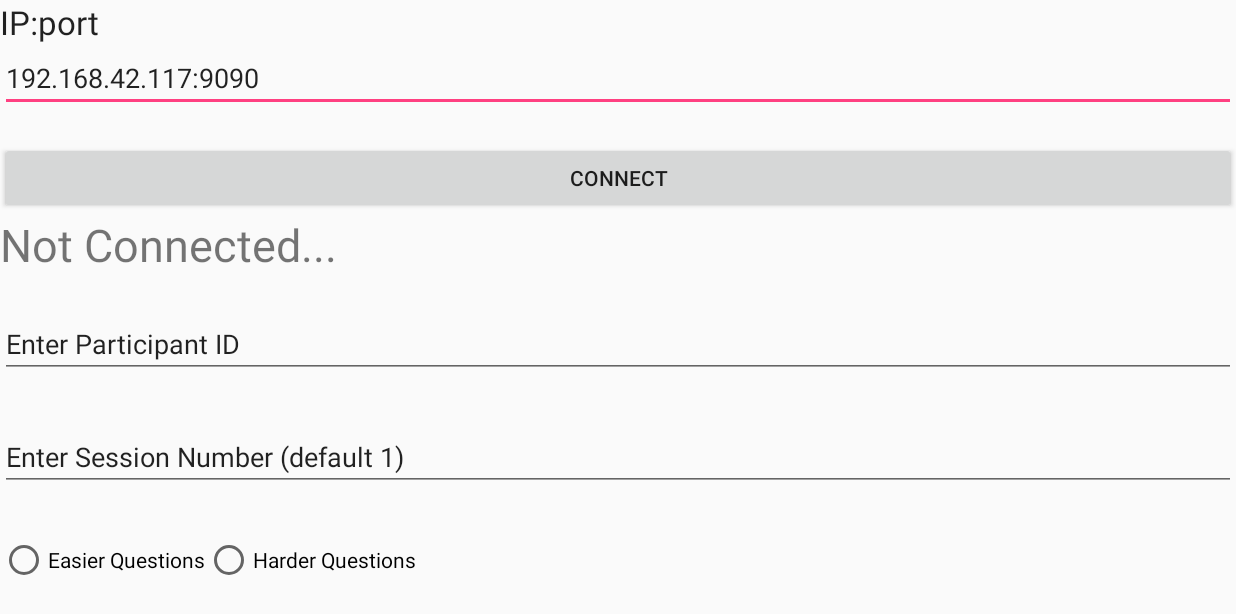
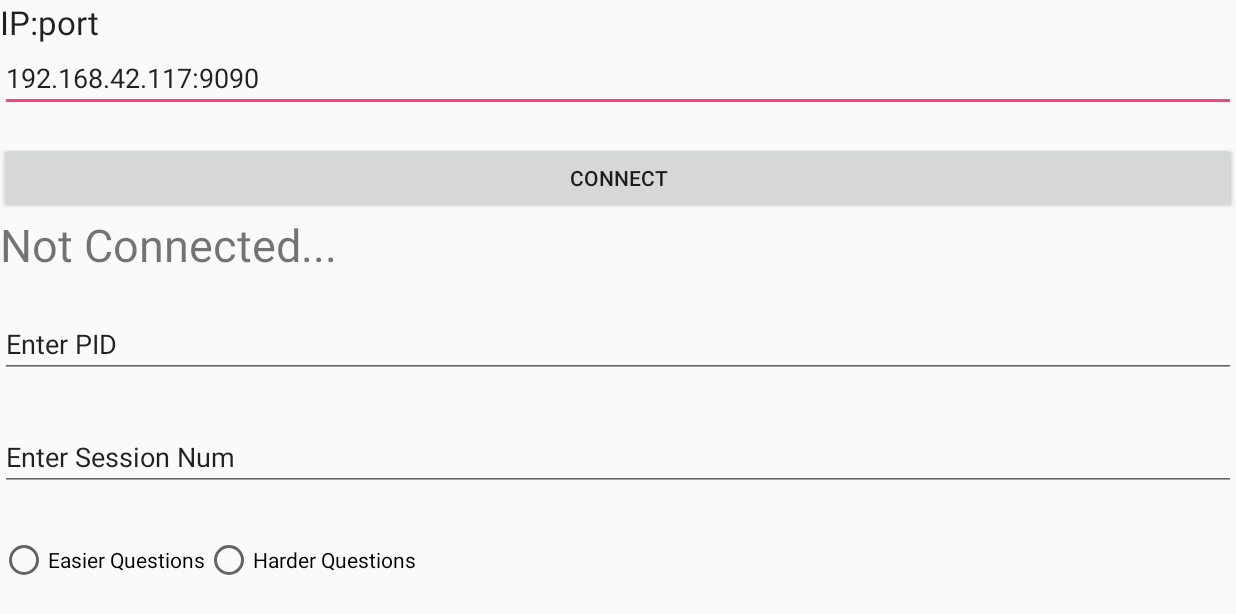
Before and after one commit to ScazLab/nao_tutoring_behavior_tablet_app_with_gradle, an Android app: the screen it shows after launch (MainActivity), on a phone screen of 824 x 412 dp (held sideways). Shown: the top 614 px of the screen. Run offline under Robolectric (Android 15) with nearby library versions, the phone set to English and light mode, and no system bars.

Commit message:
fixed options on start screen to make it easier to start session and to clear space for additional start variables we may want to specify when loading a session

```diff
--- a/app/src/main/res/layout/start_screen.xml
+++ b/app/src/main/res/layout/start_screen.xml
@@ -52,7 +52,7 @@
         android:id="@+id/ParticipantID"
         android:layout_row="3"
         android:layout_column="1"
-        android:text="Enter Participant ID"
+        android:text="Enter PID"
         android:layout_marginBottom="30dp" />
 
     <EditText
@@ -61,15 +61,15 @@
         android:inputType="number"
         android:ems="10"
         android:id="@+id/SessionNumber"
-        android:layout_row="3"
+        android:layout_row="4"
         android:layout_column="1"
-        android:text="Enter Session Number (default 1)"
+        android:text="Enter Session Num"
         android:layout_marginBottom="30dp" />
 
     <RadioGroup
         android:layout_width="562dp"
-        android:layout_height="128dp"
-        android:layout_row="4"
+        android:layout_height="64dp"
+        android:layout_row="5"
         android:layout_column="1"
         android:orientation="horizontal"
         android:id="@+id/DifficultyRG">
@@ -79,7 +79,7 @@
             android:layout_height="wrap_content"
             android:text="Easier Questions"
             android:id="@+id/easierRB"
-            android:layout_row="4"
+            android:layout_row="5"
             android:layout_column="1"
             android:checked="false"
             android:onClick="onRadioButtonClicked"/>
@@ -96,8 +96,8 @@
 
     <RadioGroup
         android:layout_width="562dp"
-        android:layout_height="128dp"
-        android:layout_row="4"
+        android:layout_height="64dp"
+        android:layout_row="6"
         android:layout_column="1"
         android:orientation="horizontal"
         android:id="@+id/ConditionRG">
@@ -107,7 +107,7 @@
             android:layout_height="wrap_content"
             android:text="Control Group"
             android:id="@+id/controlRB"
-            android:layout_row="4"
+            android:layout_row="6"
             android:layout_column="1"
             android:checked="false"
             android:onClick="onRadioButtonClicked"/>
@@ -128,7 +128,7 @@
         android:layout_height="wrap_content"
         android:text="Start Math"
         android:id="@+id/startMathButton"
-        android:layout_row="1"
+        android:layout_row="7"
         android:layout_column="1" />
 
 </LinearLayout>
```
